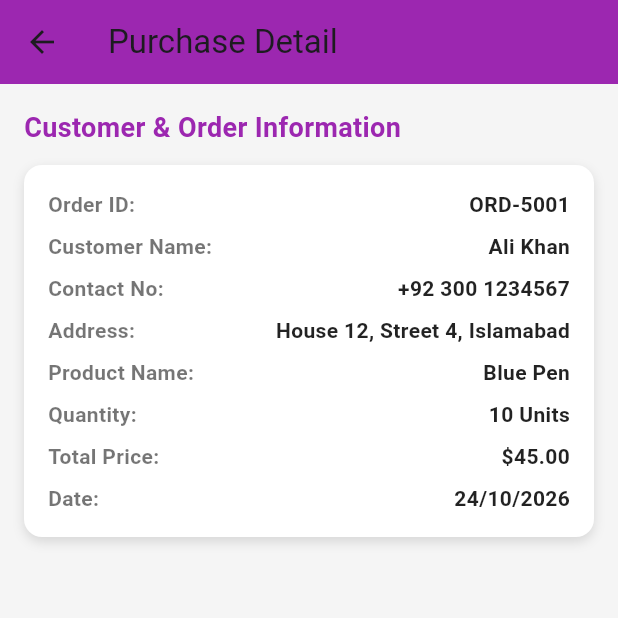
After one commit to muhammadmuneebmanzoor/inventory_managment_system_app_dev_project, a Flutter app: the PurchaseDetailPage screen opened directly, on a phone screen of 412 x 824 dp, the top half of it. The commit adds this screen. Run offline on Flutter 3.47's test engine with Material 3 defaults, Android fonts, the phone set to English and light mode, and no system bars; our stand-ins replace image_picker.

Commit message:
added purchase detail page

```diff
--- a/lib/dashboard.dart
+++ b/lib/dashboard.dart
@@ -3,6 +3,7 @@ import 'add_product_page.dart';
 import 'add_vendor_page.dart';
 import 'product_list_page.dart';
 import 'vendor_list_page.dart';
+import 'purchase_detail_page.dart';
 
 class DashboardPage extends StatelessWidget {
   const DashboardPage({super.key});
--- /dev/null
+++ b/lib/purchase_detail_page.dart
@@ -0,0 +1,102 @@
+import 'package:flutter/material.dart';
+
+class PurchaseDetailPage extends StatelessWidget {
+  const PurchaseDetailPage({super.key});
+
+  @override
+  Widget build(BuildContext context) {
+    return Scaffold(
+      appBar: AppBar(
+        title: const Text('Purchase Detail'),
+        backgroundColor: Colors.purple,
+        elevation: 0,
+      ),
+      body: SafeArea(
+        child: SingleChildScrollView(
+          padding: const EdgeInsets.all(16.0),
+          child: Column(
+            crossAxisAlignment: CrossAxisAlignment.start,
+            children: [
+              const Text(
+                'Customer & Order Information',
+                style: TextStyle(
+                  fontSize: 18,
+                  fontWeight: FontWeight.bold,
+                  color: Colors.purple,
+                ),
+              ),
+              const SizedBox(height: 12),
+
+              // Customer & Order Form / Details Card
+              Container(
+                padding: const EdgeInsets.all(16),
+                decoration: BoxDecoration(
+                  color: Colors.white,
+                  borderRadius: BorderRadius.circular(12),
+                  boxShadow: const [
+                    BoxShadow(
+                      color: Colors.black12,
+                      blurRadius: 6,
+                      offset: Offset(0, 3),
+                    ),
+                  ],
+                ),
+                child: const Column(
+                  crossAxisAlignment: CrossAxisAlignment.start,
+                  children: [
+                    _DetailRow(label: 'Order ID:', value: 'ORD-5001'),
+                    SizedBox(height: 8),
+                    _DetailRow(label: 'Customer Name:', value: 'Ali Khan'),
+                    SizedBox(height: 8),
+                    _DetailRow(label: 'Contact No:', value: '+92 300 1234567'),
+                    SizedBox(height: 8),
+                    _DetailRow(label: 'Address:', value: 'House 12, Street 4, Islamabad'),
+                    SizedBox(height: 8),
+                    _DetailRow(label: 'Product Name:', value: 'Blue Pen'),
+                    SizedBox(height: 8),
+                    _DetailRow(label: 'Quantity:', value: '10 Units'),
+                    SizedBox(height: 8),
+                    _DetailRow(label: 'Total Price:', value: '\$45.00'),
+                    SizedBox(height: 8),
+                    _DetailRow(label: 'Date:', value: '24/10/2026'),
+                  ],
+                ),
+              ),
+            ],
+          ),
+        ),
+      ),
+    );
+  }
+}
+
+// Helper widget to keep detail rows clean and aligned
+class _DetailRow extends StatelessWidget {
+  final String label;
+  final String value;
+
+  const _DetailRow({required this.label, required this.value});
+
+  @override
+  Widget build(BuildContext context) {
+    return Row(
+      mainAxisAlignment: MainAxisAlignment.spaceBetween,
+      children: [
+        Text(
+          label,
+          style: const TextStyle(
+            fontWeight: FontWeight.bold,
+            color: Colors.black54,
+          ),
+        ),
+        Text(
+          value,
+          style: const TextStyle(
+            fontWeight: FontWeight.w600,
+            color: Colors.black87,
+          ),
+        ),
+      ],
+    );
+  }
+}
```
